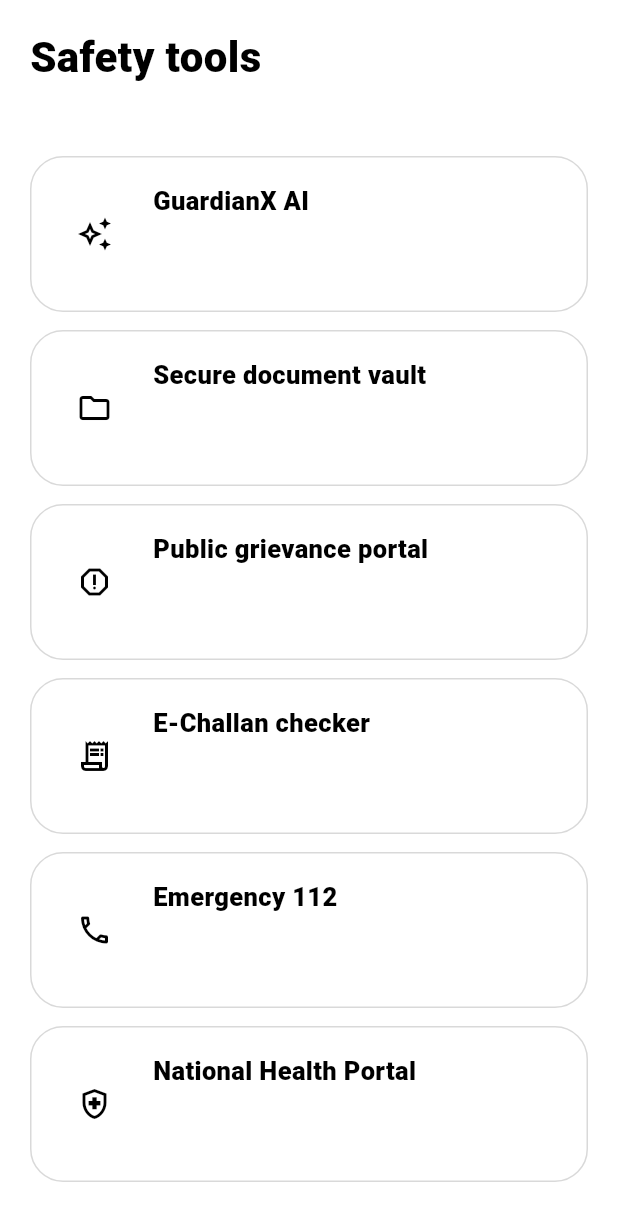
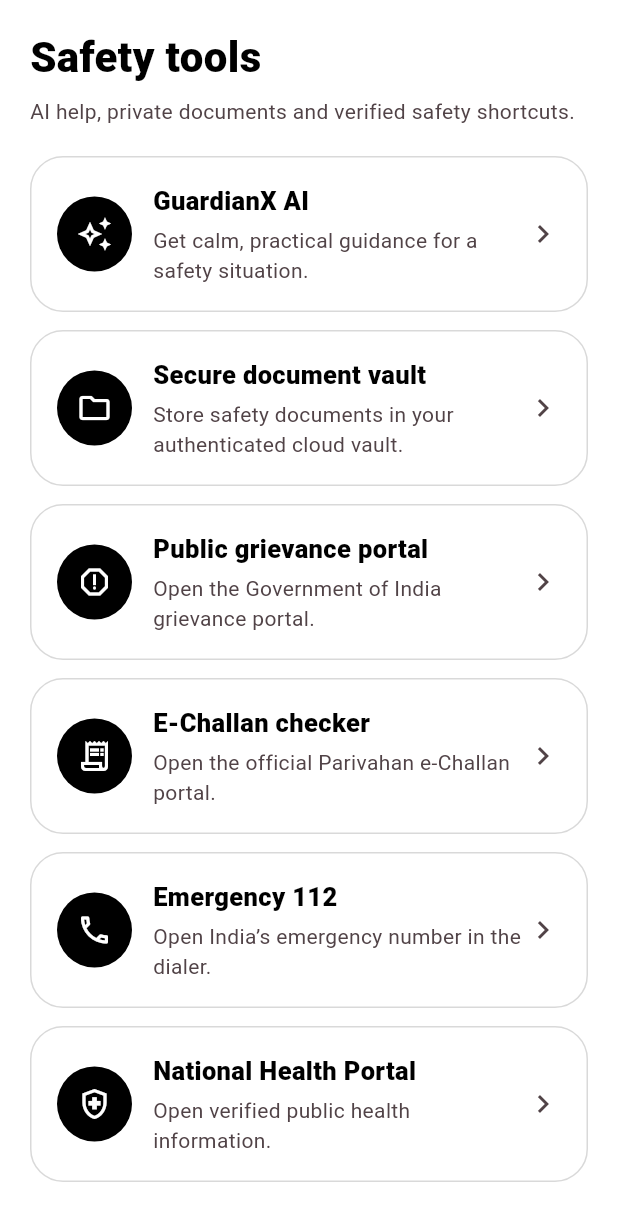
Before and after one commit to VISHNUVS-1315/GuardianX, a Flutter app: the ToolsScreen widget shown alone on an empty page, opened directly, on a phone screen of 412 x 824 dp. Shown: the top 1221 px of the screen. Run offline on Flutter 3.47's test engine with Material 3 defaults, Android fonts, the phone set to English and light mode, and no system bars; our stand-ins replace cloud_firestore, file_picker, firebase_auth, firebase_core, firebase_storage, flutter_secure_storage and 3 more; accounts and stored records are empty; statements that could not run were skipped.

Commit message:
Make tools screen theme-aware

```diff
--- a/lib/screens/tools_screen.dart
+++ b/lib/screens/tools_screen.dart
@@ -5,7 +5,7 @@
 import 'vault_screen.dart';
 
 class ToolsScreen extends StatelessWidget {
-  const ToolsScreen({super.key});
+  ToolsScreen({super.key});
 
   Future<void> _open(String url) async {
     final ok = await launchUrl(
@@ -19,18 +19,18 @@
   Widget build(BuildContext context) {
     return SafeArea(
       child: ListView(
-        padding: const EdgeInsets.fromLTRB(20, 18, 20, 110),
+        padding: EdgeInsets.fromLTRB(20, 18, 20, 110),
         children: [
-          const Text(
+          Text(
             'Safety tools',
             style: TextStyle(fontSize: 28, fontWeight: FontWeight.w900),
           ),
-          const SizedBox(height: 6),
-          const Text(
+          SizedBox(height: 6),
+          Text(
             'AI help, private documents and verified safety shortcuts.',
-            style: TextStyle(color: Colors.white60),
+            style: TextStyle(color: Theme.of(context).colorScheme.onSurfaceVariant),
           ),
-          const SizedBox(height: 20),
+          SizedBox(height: 20),
           _ToolCard(
             icon: Icons.auto_awesome_outlined,
             title: 'GuardianX AI',
@@ -38,30 +38,30 @@
             onTap: () async {
               await Navigator.of(context).push(
                 MaterialPageRoute<void>(
-                  builder: (_) => const AiAssistantScreen(),
+                  builder: (_) => AiAssistantScreen(),
                 ),
               );
             },
           ),
-          const SizedBox(height: 12),
+          SizedBox(height: 12),
           _ToolCard(
             icon: Icons.folder_outlined,
             title: 'Secure document vault',
             subtitle: 'Store safety documents in your authenticated cloud vault.',
             onTap: () async {
               await Navigator.of(context).push(
-                MaterialPageRoute<void>(builder: (_) => const VaultScreen()),
+                MaterialPageRoute<void>(builder: (_) => VaultScreen()),
               );
             },
           ),
-          const SizedBox(height: 12),
+          SizedBox(height: 12),
           _ToolCard(
             icon: Icons.report_outlined,
             title: 'Public grievance portal',
             subtitle: 'Open the Government of India grievance portal.',
             onTap: () => _open('https://pgportal.gov.in/'),
           ),
-          const SizedBox(height: 12),
+          SizedBox(height: 12),
           _ToolCard(
             icon: Icons.receipt_long_outlined,
             title: 'E-Challan checker',
@@ -70,14 +70,14 @@
               'https://echallan.parivahan.gov.in/index/accused-challan',
             ),
           ),
-          const SizedBox(height: 12),
+          SizedBox(height: 12),
           _ToolCard(
             icon: Icons.call_outlined,
             title: 'Emergency 112',
             subtitle: 'Open India’s emergency number in the dialer.',
             onTap: () => _open('tel:112'),
           ),
-          const SizedBox(height: 12),
+          SizedBox(height: 12),
           _ToolCard(
             icon: Icons.health_and_safety_outlined,
             title: 'National Health Portal',
@@ -119,36 +119,36 @@
           }
         },
         child: Padding(
-          padding: const EdgeInsets.all(18),
+          padding: EdgeInsets.all(18),
           child: Row(
             children: [
               CircleAvatar(
                 radius: 25,
-                backgroundColor: Colors.white,
-                foregroundColor: Colors.black,
+                backgroundColor: Theme.of(context).colorScheme.primary,
+                foregroundColor: Theme.of(context).colorScheme.onPrimary,
                 child: Icon(icon),
               ),
-              const SizedBox(width: 14),
+              SizedBox(width: 14),
               Expanded(
                 child: Column(
                   crossAxisAlignment: CrossAxisAlignment.start,
                   children: [
                     Text(
                       title,
-                      style: const TextStyle(
+                      style: TextStyle(
                         fontSize: 17,
                         fontWeight: FontWeight.w800,
                       ),
                     ),
-                    const SizedBox(height: 4),
+                    SizedBox(height: 4),
                     Text(
                       subtitle,
-                      style: const TextStyle(color: Colors.white60),
+                      style: TextStyle(color: Theme.of(context).colorScheme.onSurfaceVariant),
                     ),
                   ],
                 ),
               ),
-              const Icon(Icons.chevron_right, color: Colors.white54),
+              Icon(Icons.chevron_right, color: Theme.of(context).colorScheme.onSurfaceVariant),
             ],
           ),
         ),
```
